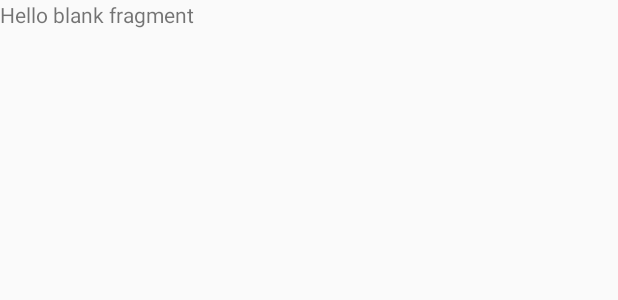
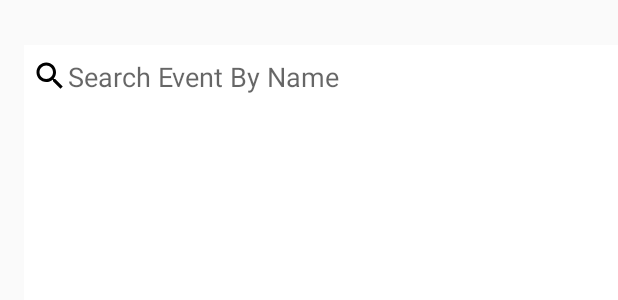
Before and after one commit to teknaS47/Persona, an Android app: the layout fragment_search.xml on its own in the app's theme, with its tools: preview values and no code run, on a phone screen of 412 x 824 dp. Shown: the top 300 px of the screen. Run offline under Robolectric (Android 15) with nearby library versions, the phone set to English and light mode, and no system bars; network calls fail.

Commit message:
search incomplete.

```diff
--- a/app/src/main/java/com/mit/persona/MyDao.java
+++ b/app/src/main/java/com/mit/persona/MyDao.java
@@ -16,6 +16,9 @@ public interface MyDao {
 
     @Query("select * from events where event_category = :event_category")
     public List<Events> getEvents(String event_category);
+
+    @Query("select * from events")
+    public List<Events> listEvents();
 
     @Delete
     public void deleteEvent(Events event);
--- /dev/null
+++ b/app/src/main/res/drawable/ic_chat_bubble_outline_black_24dp.xml
@@ -0,0 +1,5 @@
+<vector android:height="24dp" android:tint="#FFFFFF"
+    android:viewportHeight="24.0" android:viewportWidth="24.0"
+    android:width="24dp" xmlns:android="http://schemas.android.com/apk/res/android">
+    <path android:fillColor="#FF000000" android:pathData="M20,2L4,2c-1.1,0 -2,0.9 -2,2v18l4,-4h14c1.1,0 2,-0.9 2,-2L22,4c0,-1.1 -0.9,-2 -2,-2zM20,16L6,16l-2,2L4,4h16v12z"/>
+</vector>
--- a/app/src/main/res/layout/fragment_search.xml
+++ b/app/src/main/res/layout/fragment_search.xml
@@ -6,9 +6,56 @@
     tools:context=".SearchFragment">
 
     <!-- TODO: Update blank fragment layout -->
-    <TextView
+    <android.support.v7.widget.Toolbar
+        android:id="@+id/toolbar"
         android:layout_width="match_parent"
-        android:layout_height="match_parent"
-        android:text="@string/hello_blank_fragment" />
+        android:layout_height="wrap_content"
+        android:elevation="10dp"
+        android:paddingTop="30dp">
+
+        <LinearLayout
+            android:layout_width="match_parent"
+            android:layout_height="match_parent"
+            android:background="@color/colorText"
+            android:orientation="vertical">
+
+            <LinearLayout
+                android:layout_width="match_parent"
+                android:layout_height="match_parent"
+                android:layout_weight="1"
+                android:background="@color/white"
+                android:orientation="horizontal">
+
+
+                </LinearLayout>
+            <EditText
+                android:id="@+id/textsearch"
+                android:layout_width="match_parent"
+                android:layout_height="30dp"
+                android:layout_margin="5dp"
+                android:background="@drawable/ic_chat_bubble_outline_black_24dp"
+                android:ems="10"
+                android:hint="Search Event By Name"
+                android:drawableLeft="@drawable/ic_search_black_24dp"
+                android:paddingTop="1dp">
+
+            </EditText>
+                <ListView
+                    android:id="@+id/listView"
+                    android:layout_width="395dp"
+                    android:layout_height="643dp"
+                    tools:layout_editor_absoluteX="8dp"
+                    tools:layout_editor_absoluteY="8dp"
+                    tools:ignore="MissingConstraints" />
+
+
+
+
+
+
+
+        </LinearLayout>
+
+    </android.support.v7.widget.Toolbar>
 
 </FrameLayout>
--- a/app/src/main/res/menu/menu_bottom_navigation.xml
+++ b/app/src/main/res/menu/menu_bottom_navigation.xml
@@ -13,6 +13,7 @@
         android:icon="@drawable/ic_search_black_24dp"
         android:title="Search"
         app:showAsAction="ifRoom" />
+
     <item
         android:id="@+id/action_schedules"
         android:enabled="true"
--- a/app/src/main/res/menu/menu_database_all.xml
+++ b/app/src/main/res/menu/menu_database_all.xml
@@ -7,4 +7,5 @@
         android:orderInCategory="100"
         android:title="@string/action_settings"
         app:showAsAction="never" />
+
 </menu>
--- a/app/src/main/res/values/strings.xml
+++ b/app/src/main/res/values/strings.xml
@@ -15,4 +15,5 @@
     <string name="title_activity_event_registration">eventRegistration</string>
     <string name="home_button">HOME</string>
     <string name="title_activity_enter__otp">Enter OTP</string>
+    <string name="title_activity_search_fragment">SearchFragment</string>
 </resources>
```
Also changed, not shown: app/src/main/AndroidManifest.xml (+10 -3 lines), app/src/main/java/com/mit/persona/SearchFragment.java (+84 -1 lines), app/src/main/java/com/mit/persona/loginActivity.java (+9 -1 lines), app/src/main/java/com/mit/persona/search1.java (added, +94 -0 lines), app/src/main/res/layout/activity_login.xml (+10 -1 lines), app/src/main/res/layout/activity_search1.xml (added, +35 -0 lines), app/src/main/res/layout/list_items.xml (added, +10 -0 lines), app/src/main/res/menu/menu_search.xml (added, +13 -0 lines).
